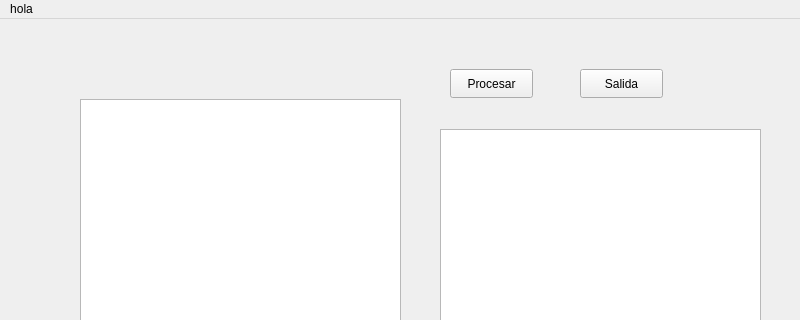
First picture: the form in mainwindow.ui, repository betebetoven/OLC2PROYECTO2, before the edit; both pictures show x 0 to 800 and y 0 to 320 of the 800 by 600 pixel window.
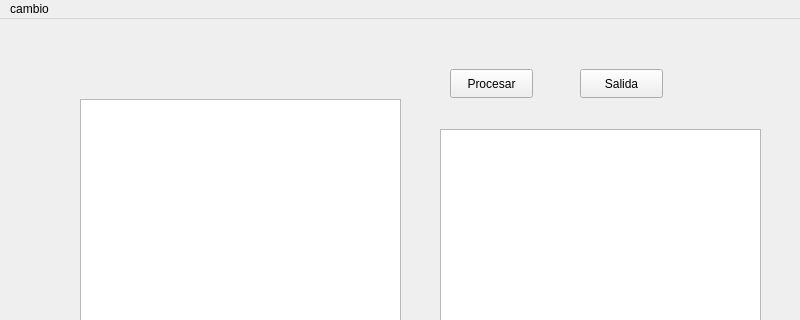
Second picture: the form after the edit.

```diff
--- a/mainwindow.ui
+++ b/mainwindow.ui
@@ -73,7 +73,7 @@
    </property>
    <widget class="QMenu" name="menula_concha_de_la_lora">
     <property name="title">
-     <string>hola</string>
+     <string>cambio</string>
     </property>
    </widget>
    <addaction name="menula_concha_de_la_lora"/>
```
